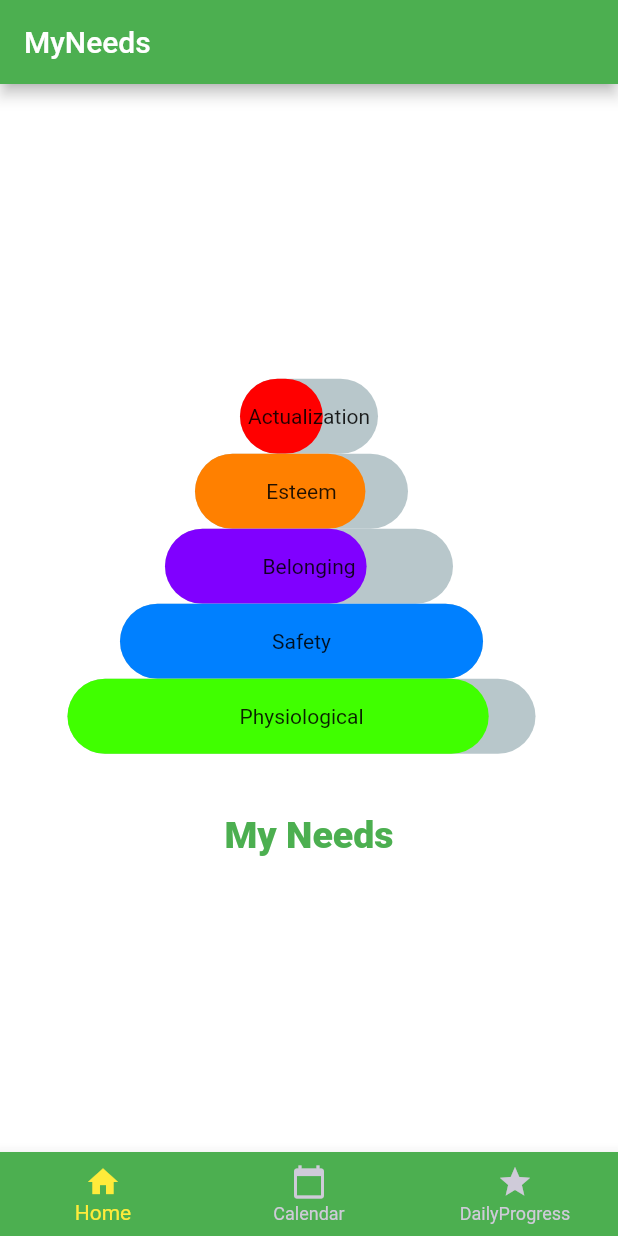
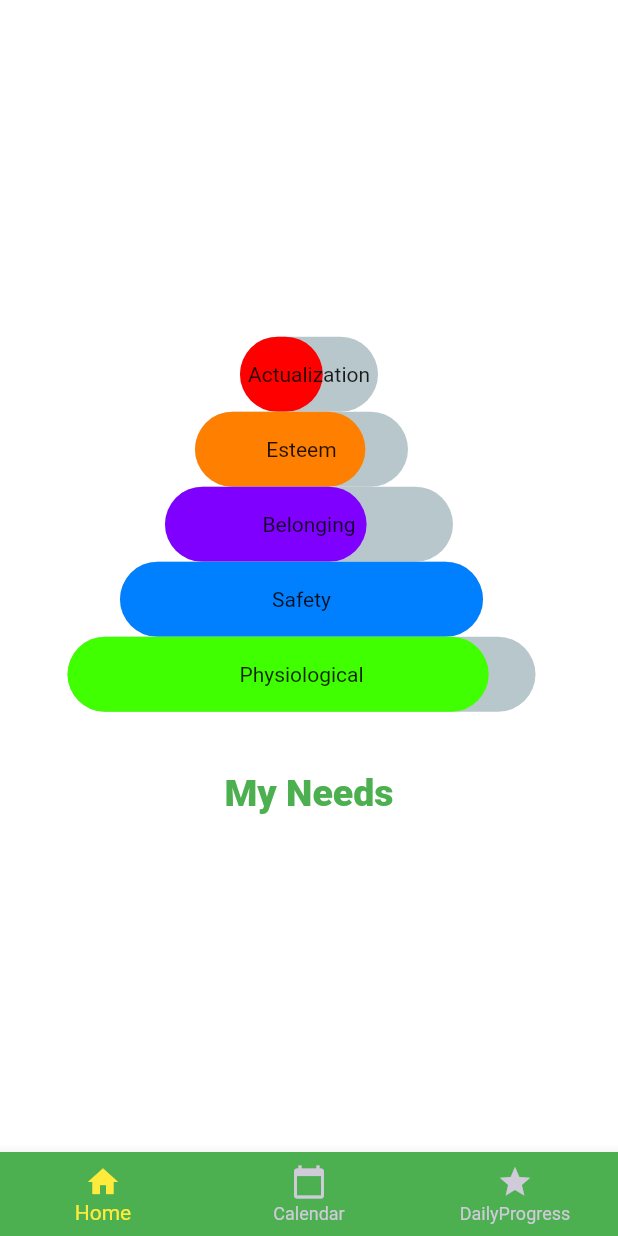
Before and after one commit to NesaByte/Maslow-Fulfilled, a Flutter app: the screen it shows after launch, on a phone screen of 412 x 824 dp. Run offline on Flutter 3.47's test engine with Material 2 defaults, Android fonts, the phone set to English and light mode, and no system bars; drawn by our look-alikes of percent_indicator; our stand-ins replace rflutter_alert, table_calendar.

Commit message:
Refactored the bottomNavigationBar

```diff
--- a/lib/main.dart
+++ b/lib/main.dart
@@ -1,7 +1,5 @@
 import 'package:flutter/material.dart';
-import 'package:my_needs/screens/home.dart';
-import 'package:my_needs/screens/calendar.dart';
-import 'package:my_needs/screens/dailyProgress.dart';
+import 'package:my_needs/screens/bottomNavigationBar.dart';
 
 void main() {
   runApp(MyApp());
@@ -18,66 +16,7 @@ class MyApp extends StatelessWidget {
         visualDensity: VisualDensity.adaptivePlatformDensity,
         scaffoldBackgroundColor: Colors.white,
       ),
-      home: MyHomePage(),
+      home: BtmNavBar(),
     );
   }
 }
-
-class MyHomePage extends StatefulWidget {
-  MyHomePage({Key key, this.title}) : super(key: key);
-
-  final String title;
-
-  @override
-  _MyHomePageState createState() => _MyHomePageState();
-}
-
-class _MyHomePageState extends State<MyHomePage> {
-  int _selectedIndex = 0;
-  final List<Widget> _widgetOptions = [Home(), Calendar(), DailyProgress()];
-
-  void _onItemTapped(int index) {
-    setState(() {
-      _selectedIndex = index;
-    });
-  }
-
-  @override
-  Widget build(BuildContext context) {
-    return Scaffold(
-      appBar: AppBar(
-        title: const Text('MyNeeds'),
-      ),
-      body: Center(
-        child: _widgetOptions.elementAt(_selectedIndex),
-      ),
-      bottomNavigationBar: BottomNavigationBar(
-        items: const <BottomNavigationBarItem>[
-          BottomNavigationBarItem(
-            icon: Icon(Icons.home),
-            label: 'Home',
-          ),
-          BottomNavigationBarItem(
-            icon: Icon(
-              Icons.calendar_today,
-            ),
-            label: 'Calendar',
-          ),
-          BottomNavigationBarItem(
-            icon: Icon(
-              Icons.star,
-            ),
-            label: 'DailyProgress',
-          ),
-        ],
-        currentIndex: _selectedIndex,
-        selectedItemColor: Colors.yellow,
-        selectedIconTheme: IconThemeData(color: Colors.yellow),
-        unselectedItemColor: Color(0xffCFCBD9),
-        unselectedIconTheme: IconThemeData(color: Color(0xffCFCBD9)),
-        onTap: _onItemTapped,
-        backgroundColor: Theme.of(context).primaryColor,
-      ),
-    );
-  }
-}
--- /dev/null
+++ b/lib/screens/bottomNavigationBar.dart
@@ -0,0 +1,56 @@
+import 'package:flutter/material.dart';
+import 'package:my_needs/screens/home.dart';
+import 'package:my_needs/screens/calendar.dart';
+import 'package:my_needs/screens/dailyProgress.dart';
+
+class BtmNavBar extends StatefulWidget {
+  @override
+  BtmNavBarState createState() => BtmNavBarState();
+}
+
+class BtmNavBarState extends State<BtmNavBar> {
+  int _selectedIndex = 0;
+  final List<Widget> _widgetOptions = [Home(), Calendar(), DailyProgress()];
+
+  void _onItemTapped(int index) {
+    setState(() {
+      _selectedIndex = index;
+    });
+  }
+
+  @override
+  Widget build(BuildContext context) {
+    return Scaffold(
+      body: Center(
+        child: _widgetOptions.elementAt(_selectedIndex),
+      ),
+      bottomNavigationBar: BottomNavigationBar(
+        items: const <BottomNavigationBarItem>[
+          BottomNavigationBarItem(
+            icon: Icon(Icons.home),
+            label: 'Home',
+          ),
+          BottomNavigationBarItem(
+            icon: Icon(
+              Icons.calendar_today,
+            ),
+            label: 'Calendar',
+          ),
+          BottomNavigationBarItem(
+            icon: Icon(
+              Icons.star,
+            ),
+            label: 'DailyProgress',
+          ),
+        ],
+        currentIndex: _selectedIndex,
+        selectedItemColor: Colors.yellow,
+        selectedIconTheme: IconThemeData(color: Colors.yellow),
+        unselectedItemColor: Color(0xffCFCBD9),
+        unselectedIconTheme: IconThemeData(color: Color(0xffCFCBD9)),
+        onTap: _onItemTapped,
+        backgroundColor: Theme.of(context).primaryColor,
+      ),
+    );
+  }
+}
--- a/lib/screens/calendar.dart
+++ b/lib/screens/calendar.dart
@@ -28,7 +28,6 @@ class CalendarState extends State<Calendar> with TickerProviderStateMixin {
     );
     _animationController.forward();
 
-    /**/
     _events = {
       DateTime(2020, 11, 11): ['Actualization'],
       DateTime(2020, 12, 11): ['Esteem'],
```
